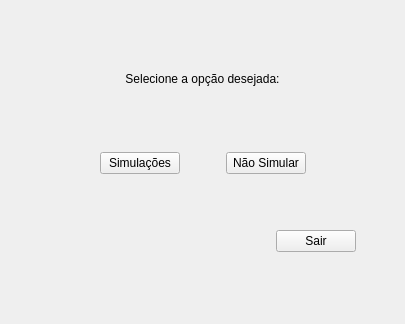
Old version of the form view/viewOpcao.ui in the repository alcebiadesogamas/SysInventFlor.
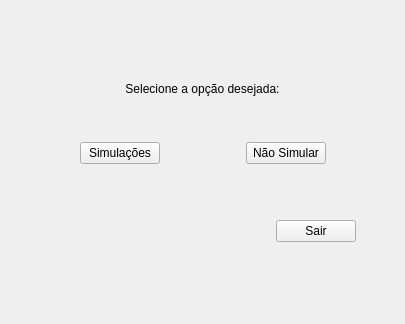
New version of the form.

Commit message: correções na interfaces

```diff
--- a/view/viewOpcao.ui
+++ b/view/viewOpcao.ui
@@ -114,12 +114,12 @@
        <enum>Qt::Vertical</enum>
       </property>
       <property name="sizeType">
-       <enum>QSizePolicy::Preferred</enum>
+       <enum>QSizePolicy::Fixed</enum>
       </property>
       <property name="sizeHint" stdset="0">
        <size>
         <width>20</width>
-        <height>60</height>
+        <height>40</height>
        </size>
       </property>
      </spacer>
@@ -152,11 +152,11 @@
          <enum>Qt::Horizontal</enum>
         </property>
         <property name="sizeType">
-         <enum>QSizePolicy::Preferred</enum>
+         <enum>QSizePolicy::Fixed</enum>
         </property>
         <property name="sizeHint" stdset="0">
          <size>
-          <width>40</width>
+          <width>80</width>
           <height>20</height>
          </size>
         </property>
```
The commit also changes 3 other files.
